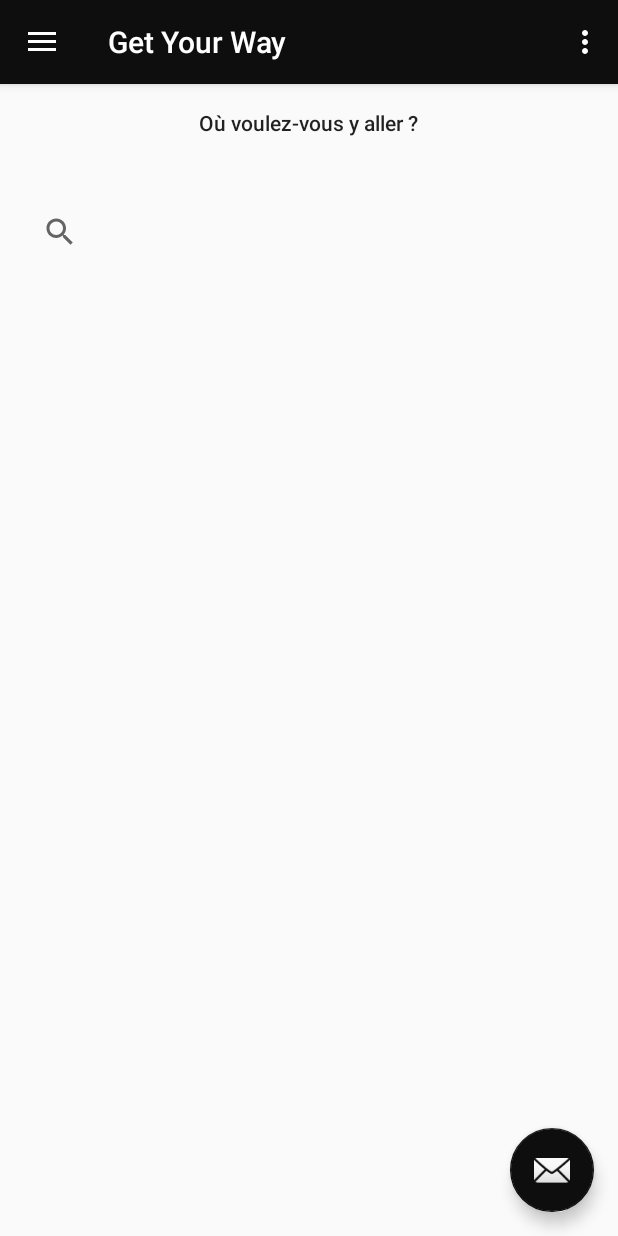
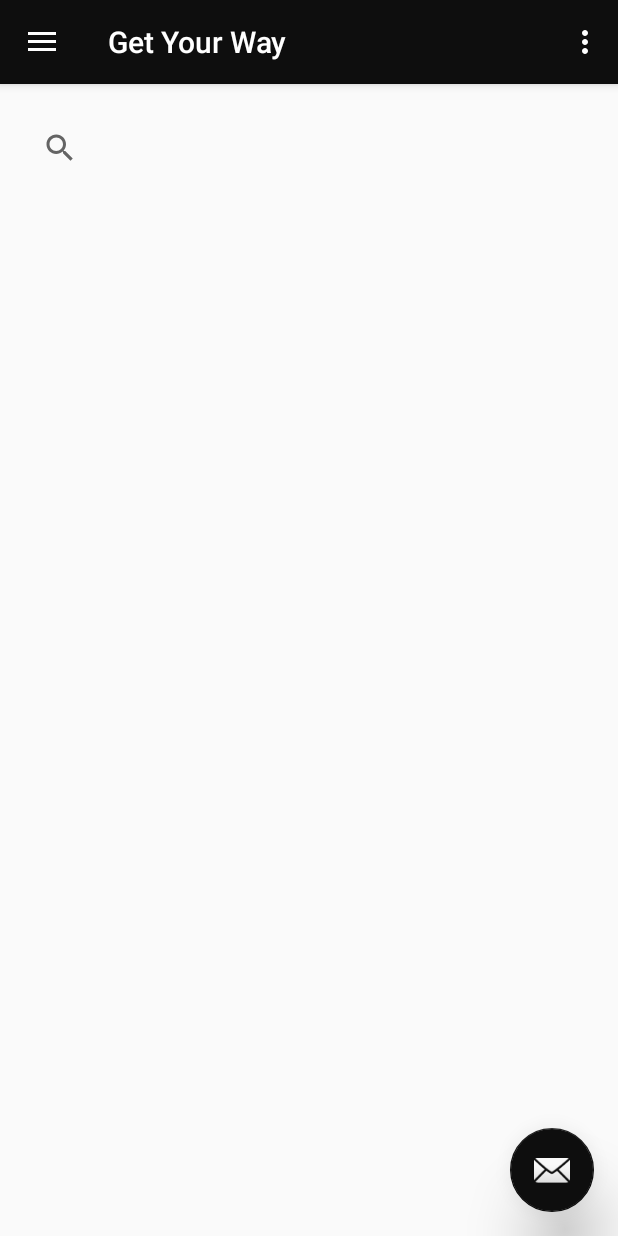
Before and after one commit to Senthene/Get-Your-Way, an Android app: the screen it shows after launch (MainActivity), on a phone screen of 412 x 824 dp. Run offline under Robolectric (Android 15) with nearby library versions, the phone set to English and light mode, and no system bars.

```diff
--- a/GetYourWay/app/src/main/res/layout/app_bar_main.xml
+++ b/GetYourWay/app/src/main/res/layout/app_bar_main.xml
@@ -21,7 +21,9 @@
 
     </android.support.design.widget.AppBarLayout>
 
-    <include layout="@layout/content_main" />
+    <include layout="@layout/content_main"
+        android:layout_height="wrap_content"
+        android:layout_width="wrap_content" />
 
     <android.support.design.widget.FloatingActionButton
         android:id="@+id/fab"
@@ -30,6 +32,7 @@
         android:layout_gravity="bottom|end"
         android:layout_margin="@dimen/fab_margin"
         app:srcCompat="@android:drawable/ic_dialog_email"
-        app:backgroundTint="@color/colorPrimary" />
+        app:backgroundTint="@color/colorPrimary"
+        app:elevation="24dp" />
 
 </android.support.design.widget.CoordinatorLayout>
```
